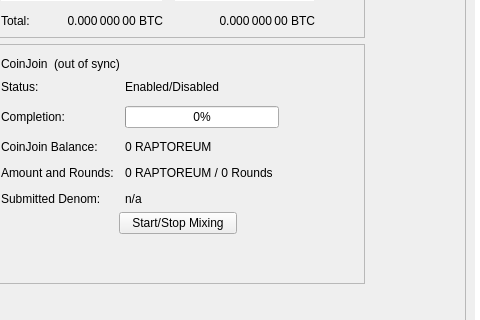
This is src/qt/forms/overviewpage.ui in stabner/HashmonkeyCoin as Qt 5 draws it before an edit; both pictures show x 114 to 594 and y 178 to 498 of the 960 by 585 pixel window. The edited form follows.
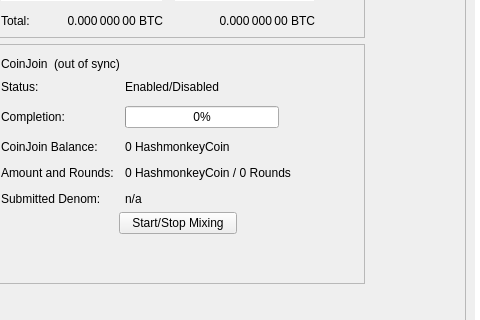
This is the edited form.

What changed in the file:
```diff
--- a/src/qt/forms/overviewpage.ui
+++ b/src/qt/forms/overviewpage.ui
@@ -455,7 +455,7 @@
             <item row="2" column="1">
              <widget class="QLabel" name="labelAnonymized">
               <property name="text">
-               <string notr="true">0 RAPTOREUM</string>
+               <string notr="true">0 HashmonkeyCoin</string>
               </property>
              </widget>
             </item>
@@ -469,7 +469,7 @@
             <item row="3" column="1">
              <widget class="QLabel" name="labelAmountRounds">
               <property name="text">
-               <string notr="true">0 RAPTOREUM / 0 Rounds</string>
+               <string notr="true">0 HashmonkeyCoin / 0 Rounds</string>
               </property>
              </widget>
             </item>
```
Left out of the diff: 6 changed lines with no effect on the pictures.
